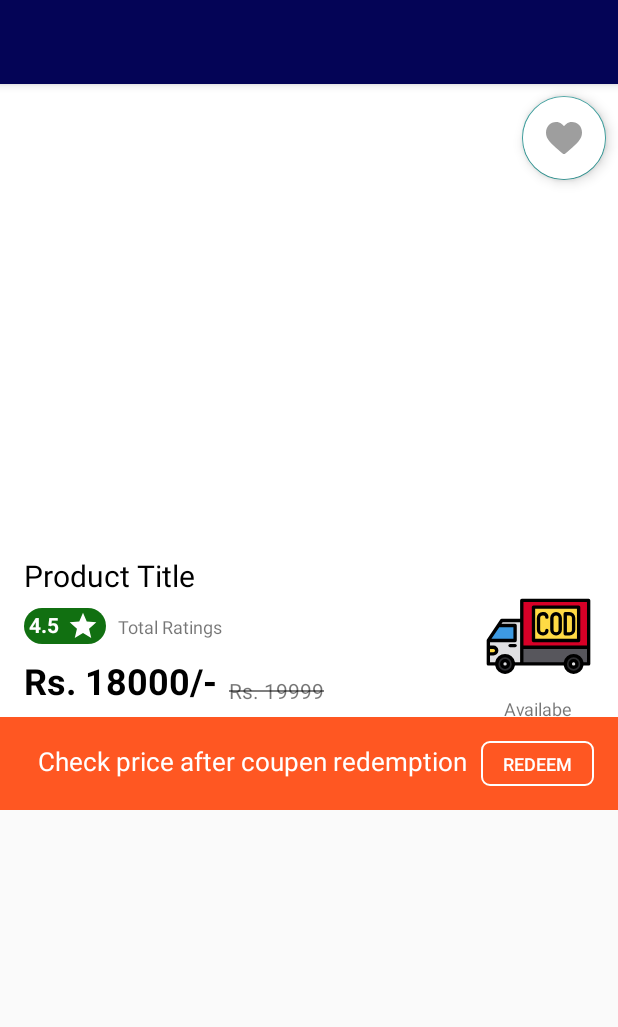
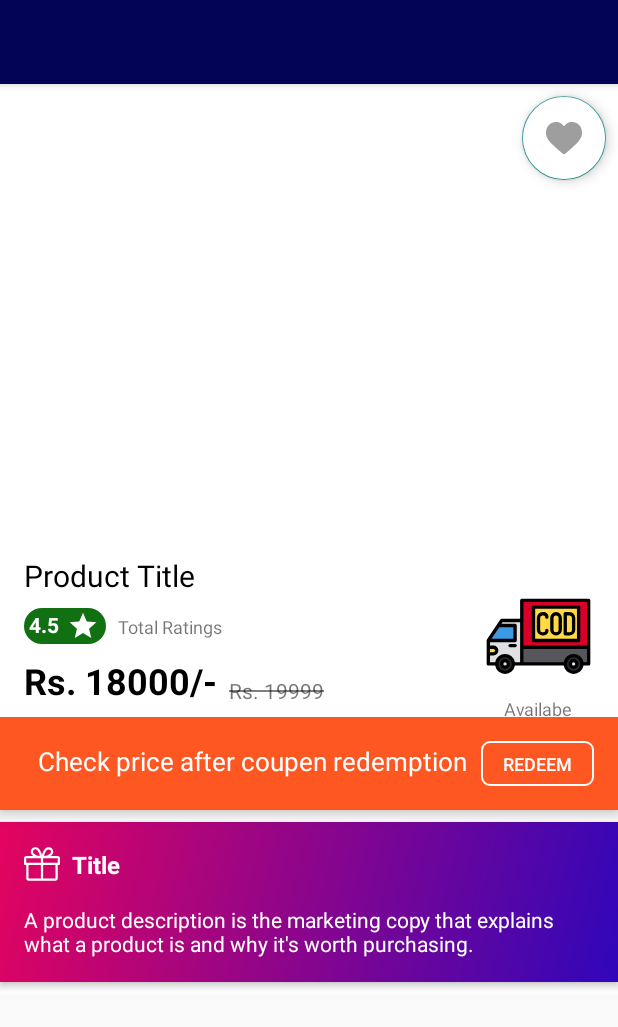
Before and after one commit to ranveerraj248/Chetna_Mart, an Android app: the layout activity_product_details.xml on its own in the app's theme, with its tools: preview values and no code run, on a phone screen of 412 x 824 dp. Shown: the top 1027 px of the screen. Run offline under Robolectric (Android 15) with nearby library versions, the phone set to English and light mode, and no system bars; Roboto replaces fonts that are not available here.

Commit message:
old_version startup

```diff
--- a/app/src/main/java/com/example/chetnamart/ProductDetailsActivity.java
+++ b/app/src/main/java/com/example/chetnamart/ProductDetailsActivity.java
@@ -46,7 +46,7 @@ public class ProductDetailsActivity extends AppCompatActivity {
         ProductImagesAdapter productImagesAdapter = new ProductImagesAdapter(productImages);
         productImagesViewPager.setAdapter(productImagesAdapter);
 
-        viewpagerIndicator.setupWithViewPager(productImagesViewPager,true);
+        //viewpagerIndicator.setupWithViewPager(productImagesViewPager,true);
 
         addToWishlistBtn.setOnClickListener(new View.OnClickListener() {
             @Override
--- /dev/null
+++ b/app/src/main/res/drawable/ic_rewards_black_icon.xml
@@ -0,0 +1,4 @@
+<vector android:height="24dp" android:viewportHeight="512"
+    android:viewportWidth="512" android:width="24dp" xmlns:android="http://schemas.android.com/apk/res/android">
+    <path android:fillColor="#FF000000" android:pathData="M480,143.686H378.752c7.264,-4.96 13.504,-9.888 17.856,-14.304c25.792,-25.952 25.792,-68.192 0,-94.144c-25.056,-25.216 -68.768,-25.248 -93.856,0c-13.856,13.92 -50.688,70.592 -45.6,108.448h-2.304c5.056,-37.856 -31.744,-94.528 -45.6,-108.448c-25.088,-25.248 -68.8,-25.216 -93.856,0C89.6,61.19 89.6,103.43 115.36,129.382c4.384,4.416 10.624,9.344 17.888,14.304H32c-17.632,0 -32,14.368 -32,32v80c0,8.832 7.168,16 16,16h16v192c0,17.632 14.368,32 32,32h384c17.632,0 32,-14.368 32,-32v-192h16c8.832,0 16,-7.168 16,-16v-80C512,158.054 497.632,143.686 480,143.686zM138.08,57.798c6.496,-6.528 15.104,-10.112 24.256,-10.112c9.12,0 17.728,3.584 24.224,10.112c21.568,21.696 43.008,77.12 35.552,84.832c0,0 -1.344,1.056 -5.92,1.056c-22.112,0 -64.32,-22.976 -78.112,-36.864C124.672,93.318 124.672,71.302 138.08,57.798zM240,463.686H64v-192h176V463.686zM240,239.686H32v-64h184.192H240V239.686zM325.44,57.798c12.992,-13.024 35.52,-12.992 48.48,0c13.408,13.504 13.408,35.52 0,49.024c-13.792,13.888 -56,36.864 -78.112,36.864c-4.576,0 -5.92,-1.024 -5.952,-1.056C282.432,134.918 303.872,79.494 325.44,57.798zM448,463.686H272v-192h176V463.686zM480,239.686H272v-64h23.808H480V239.686z"/>
+</vector>
--- /dev/null
+++ b/app/src/main/res/drawable/reward_gradient_background.xml
@@ -0,0 +1,12 @@
+<?xml version="1.0" encoding="utf-8"?>
+<layer-list xmlns:android="http://schemas.android.com/apk/res/android">
+
+    <item>
+        <shape android:shape="rectangle">
+            <gradient android:startColor="#E4045F"
+                android:endColor="#3006BA"
+                android:angle="315"/>
+        </shape>
+    </item>
+
+</layer-list>
--- a/app/src/main/res/layout/activity_product_details.xml
+++ b/app/src/main/res/layout/activity_product_details.xml
@@ -17,8 +17,11 @@
         <LinearLayout
             android:layout_width="match_parent"
             android:layout_height="wrap_content"
+            android:background="@color/white"
             android:orientation="vertical" >
             <include layout="@layout/product_images_layout"/>
+
+            <include layout="@layout/rewards_with_product_layout"/>
         </LinearLayout>
     </ScrollView>
 
--- a/app/src/main/res/layout/content_main.xml
+++ b/app/src/main/res/layout/content_main.xml
@@ -5,7 +5,6 @@
     android:id="@+id/main_framelayout"
     android:layout_width="match_parent"
     android:layout_height="match_parent"
-    android:layout_marginTop="60sp"
     app:layout_behavior="@string/appbar_scrolling_view_behavior"
     tools:context=".MainActivity"
     tools:showIn="@layout/app_bar_main">
--- /dev/null
+++ b/app/src/main/res/layout/rewards_with_product_layout.xml
@@ -0,0 +1,56 @@
+<?xml version="1.0" encoding="utf-8"?>
+<androidx.constraintlayout.widget.ConstraintLayout xmlns:android="http://schemas.android.com/apk/res/android"
+    xmlns:app="http://schemas.android.com/apk/res-auto"
+    xmlns:tools="http://schemas.android.com/tools"
+    android:id="@+id/reward_layout"
+    android:layout_width="match_parent"
+    android:layout_height="wrap_content"
+    android:layout_marginTop="8dp"
+    android:layout_marginBottom="8dp"
+    android:background="@drawable/reward_gradient_background"
+    android:elevation="3dp">
+
+
+    <ImageView
+        android:id="@+id/reward_icon"
+        android:layout_width="wrap_content"
+        android:layout_height="wrap_content"
+        android:layout_marginStart="16dp"
+        android:layout_marginTop="16dp"
+        android:tint="@color/white"
+        app:layout_constraintStart_toStartOf="parent"
+        app:layout_constraintTop_toTopOf="parent"
+
+        app:srcCompat="@drawable/ic_rewards_black_icon" />
+
+
+    <TextView
+        android:id="@+id/reward_title"
+        android:layout_width="wrap_content"
+        android:layout_height="wrap_content"
+        android:layout_marginStart="8dp"
+        android:text="Title"
+        android:textColor="@color/white"
+        android:textSize="16sp"
+        android:textStyle="bold"
+        app:layout_constraintBottom_toBottomOf="@+id/reward_icon"
+        app:layout_constraintStart_toEndOf="@+id/reward_icon"
+        app:layout_constraintTop_toTopOf="@+id/reward_icon" />
+
+    <TextView
+        android:id="@+id/reward_body"
+        android:layout_width="0dp"
+        android:layout_height="wrap_content"
+        android:layout_marginStart="16dp"
+        android:layout_marginTop="16dp"
+        android:layout_marginEnd="16dp"
+        android:layout_marginBottom="16dp"
+        android:text="A product description is the marketing copy that explains what a product is and why it's worth purchasing."
+        android:textColor="@color/white"
+
+        app:layout_constraintBottom_toBottomOf="parent"
+        app:layout_constraintEnd_toEndOf="parent"
+        app:layout_constraintStart_toStartOf="parent"
+        app:layout_constraintTop_toBottomOf="@+id/reward_title" />
+
+</androidx.constraintlayout.widget.ConstraintLayout>
```
Also changed, not shown: app/src/main/res/layout/product_description_layout.xml (added, +41 -0 lines).
